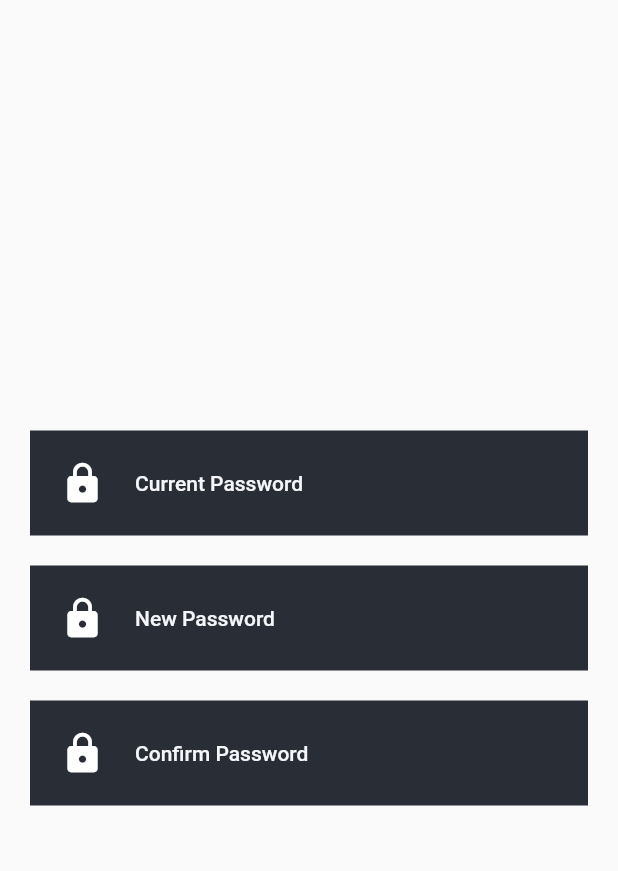
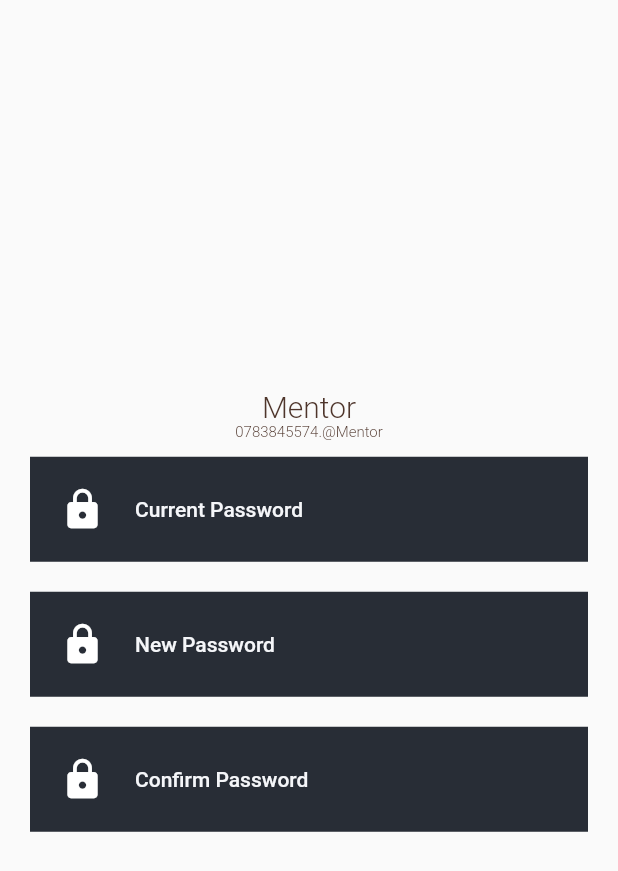
Before and after one commit to thirtsa-t/flutter-chat-app, a Flutter app: the screen it shows after launch, item 4 of the bottom bar chosen, after a tap on "Change password", on a phone screen of 412 x 824 dp. Shown: the top 871 px of the screen. Run offline on Flutter 3.47's test engine with Material 2 defaults, Android fonts, the phone set to English and light mode, and no system bars; our stand-ins replace readmore; network calls fail.

Commit message:
profile ui

```diff
--- a/lib/07_profile/body.dart
+++ b/lib/07_profile/body.dart
@@ -1,36 +1,68 @@
 import 'package:flutter/material.dart';
 import 'package:ui/07_profile/changepassword.dart';
-import 'package:ui/07_profile/profilepic.dart';
+import 'package:ui/Authentication/login.dart';
 
 class Body extends StatelessWidget {
   @override
   Widget build(BuildContext context) {
-    return Column(
-      children: [ProfilePic(),
-      SizedBox(height:20),
+    return Scaffold(
+        body: Center(
+            child: SingleChildScrollView(
+                child: Form(
+                    child: Column(
+      mainAxisAlignment: MainAxisAlignment.center,
+      children: <Widget>[
+        CircleAvatar(
+          radius: 70,
+          child: Image.asset("assets/images/sam.jpg"),
+        ),
+        const SizedBox(
+          height: 15,
+        ),
+        const Center(
+          child: Text(
+            'Mentor',
+            textAlign: TextAlign.center,
+            style: TextStyle(
+                color: Color.fromRGBO(78, 53, 43, 1.0),
+                fontSize: 20.0,
+                fontWeight: FontWeight.w300),
+          ),
+        ),
+        const Center(
+          // child: Padding(
+          // padding: EdgeInsets.only(top: 40.0,bottom: 40.0),
+          child: Text(
+            '0783845574.@Mentor',
+            textAlign: TextAlign.center,
+            style: TextStyle(
+                color: Color.fromRGBO(78, 53, 43, 1.0),
+                fontSize: 10.0,
+                fontWeight: FontWeight.w300),
+          ),
+        ),
         Padding(
           padding: const EdgeInsets.symmetric(horizontal: 20, vertical: 10),
           child: FlatButton(
             padding: EdgeInsets.all(20),
             shape: RoundedRectangleBorder(),
             color: Color(0xFFF282d36),
-
-        onPressed: () {
-
-        },
+            onPressed: () {},
             child: Row(
               children: [
                 Icon(
                   Icons.person,
                   color: Colors.white,
-      size: 30.0,),
+                  size: 30.0,
+                ),
                 SizedBox(width: 20),
-      Expanded(child:
-      Text("Update Profile",
-      style:TextStyle(color: Color(0xFFF5F6F9),
+                Expanded(
+                    child: Text(
+                  "Update Profile",
+                  style: TextStyle(
+                    color: Color(0xFFF5F6F9),
                   ),
-      )
-      ),
+                )),
                 Icon(Icons.arrow_forward_ios)
               ],
             ),
@@ -42,10 +74,8 @@ class Body extends StatelessWidget {
             padding: EdgeInsets.all(20),
             shape: RoundedRectangleBorder(),
             color: Color(0xFFF282d36),
-
             onPressed: () {
-          Navigator.push(
-               context,
+              Navigator.push(context,
                   MaterialPageRoute(builder: (context) => ChangePassword()));
             },
             child: Row(
@@ -53,13 +83,14 @@ class Body extends StatelessWidget {
                 Icon(
                   Icons.lock,
                   color: Colors.white,
-      size: 30.0,),
+                  size: 30.0,
+                ),
                 SizedBox(width: 20),
-      Expanded(child: Text("Change password",
-      style: TextStyle(color: Color(0xFFF5F6F9),
-      )
-      )
-      ),
+                Expanded(
+                    child: Text("Change password",
+                        style: TextStyle(
+                          color: Color(0xFFF5F6F9),
+                        ))),
                 Icon(Icons.arrow_forward_ios)
               ],
             ),
@@ -71,19 +102,20 @@ class Body extends StatelessWidget {
             padding: EdgeInsets.all(20),
             shape: RoundedRectangleBorder(),
             color: Color(0xFFF282d36),
-
             onPressed: () {},
             child: Row(
               children: [
                 Icon(
                   Icons.notification_add_rounded,
                   color: Colors.white,
-      size: 30.0,),
+                  size: 30.0,
+                ),
                 SizedBox(width: 20),
-      Expanded(child: Text("Privacy policy",
-      style:TextStyle(color: Color(0xFFF5F6F9),)
-      )
-      ),
+                Expanded(
+                    child: Text("Privacy policy",
+                        style: TextStyle(
+                          color: Color(0xFFF5F6F9),
+                        ))),
                 Icon(Icons.arrow_forward_ios)
               ],
             ),
@@ -95,19 +127,25 @@ class Body extends StatelessWidget {
             padding: EdgeInsets.all(20),
             shape: RoundedRectangleBorder(),
             color: Color(0xFFF282d36),
-
-        onPressed: () {},
+            onPressed: () {
+              Navigator.push(
+                context,
+                MaterialPageRoute(builder: (context) => SigninScreen()),
+              );
+            },
             child: Row(
               children: [
                 Icon(
                   Icons.logout,
                   color: Colors.white,
-      size: 30.0,),
+                  size: 30.0,
+                ),
                 SizedBox(width: 20),
-      Expanded(child: Text("Signout",
-      style:TextStyle(color: Color(0xFFF5F6F9),)
-      )
-      ),
+                Expanded(
+                    child: Text("Signout",
+                        style: TextStyle(
+                          color: Color(0xFFF5F6F9),
+                        ))),
                 Icon(Icons.arrow_forward_ios)
               ],
             ),
@@ -119,26 +157,28 @@ class Body extends StatelessWidget {
             padding: EdgeInsets.all(20),
             shape: RoundedRectangleBorder(),
             color: Color(0xFFF282d36),
-
             onPressed: () {},
             child: Row(
               children: [
                 Icon(
                   Icons.delete,
                   color: Colors.white,
-      size: 30.0,),
+                  size: 30.0,
+                ),
                 SizedBox(width: 20),
-      Expanded(child: Text("Delete account",
-      style: TextStyle(color: Color(0xFFF5F6F9),)
-      )
-      ),
-      Icon(Icons.arrow_forward_ios,
+                Expanded(
+                    child: Text("Delete account",
+                        style: TextStyle(
+                          color: Color(0xFFF5F6F9),
+                        ))),
+                Icon(
+                  Icons.arrow_forward_ios,
                 )
               ],
             ),
           ),
         ),
       ],
-    );
+    )))));
   }
 }
--- a/lib/07_profile/changepassword.dart
+++ b/lib/07_profile/changepassword.dart
@@ -4,13 +4,35 @@ class ChangePassword extends StatelessWidget {
   @override
   Widget build(BuildContext context) {
     return Scaffold(
-       body: Center(
-          child: SingleChildScrollView(
-            child: Form(
+      body: Center(
+            child: SingleChildScrollView(
+                child: Form(
+                    child: Column(
+      mainAxisAlignment: MainAxisAlignment.center,
+      children: <Widget>[
 
-              child: Column(
-                mainAxisAlignment: MainAxisAlignment.center,
-                children: <Widget> [
+        const Center(
+          child: Text(
+            'Mentor',
+            textAlign: TextAlign.center,
+            style: TextStyle(
+                color: Color.fromRGBO(78, 53, 43, 1.0),
+                fontSize: 20.0,
+                fontWeight: FontWeight.w300),
+          ),
+        ),
+        const Center(
+          // child: Padding(
+          // padding: EdgeInsets.only(top: 40.0,bottom: 40.0),
+          child: Text(
+            '0783845574.@Mentor',
+            textAlign: TextAlign.center,
+            style: TextStyle(
+                color: Color.fromRGBO(78, 53, 43, 1.0),
+                fontSize: 10.0,
+                fontWeight: FontWeight.w300),
+          ),
+        ),
                    Padding(
         padding: const EdgeInsets.symmetric(horizontal: 20, vertical: 10),
         child: FlatButton(
--- a/lib/screens/bottom_nav_screen.dart
+++ b/lib/screens/bottom_nav_screen.dart
@@ -7,7 +7,7 @@ import 'package:ui/screens/chat_screen.dart';
 import 'package:ui/screens/edit_setting.dart';
 
 import 'package:ui/screens/home_screen.dart';
-import 'package:ui/screens/my_profile.dart';
+
 import 'package:ui/screens/post_details_page.dart';
 import 'package:ui/models/chatmodelpage.dart';
 
--- a/lib/widgets/recent_charts.dart
+++ b/lib/widgets/recent_charts.dart
@@ -7,6 +7,7 @@ import 'package:ui/screens/chat_screen.dart';
 class RecentChats extends StatelessWidget {
   @override
   Widget build(BuildContext context) {
+      backgroundColor: Color(0xff282d36);
     return Expanded(
      child: Container(
         decoration: BoxDecoration(
```
Also changed, not shown: lib/screens/my_profile.dart (deleted, +0 -163 lines). Lines whose indentation alone changed are shown as unchanged.
